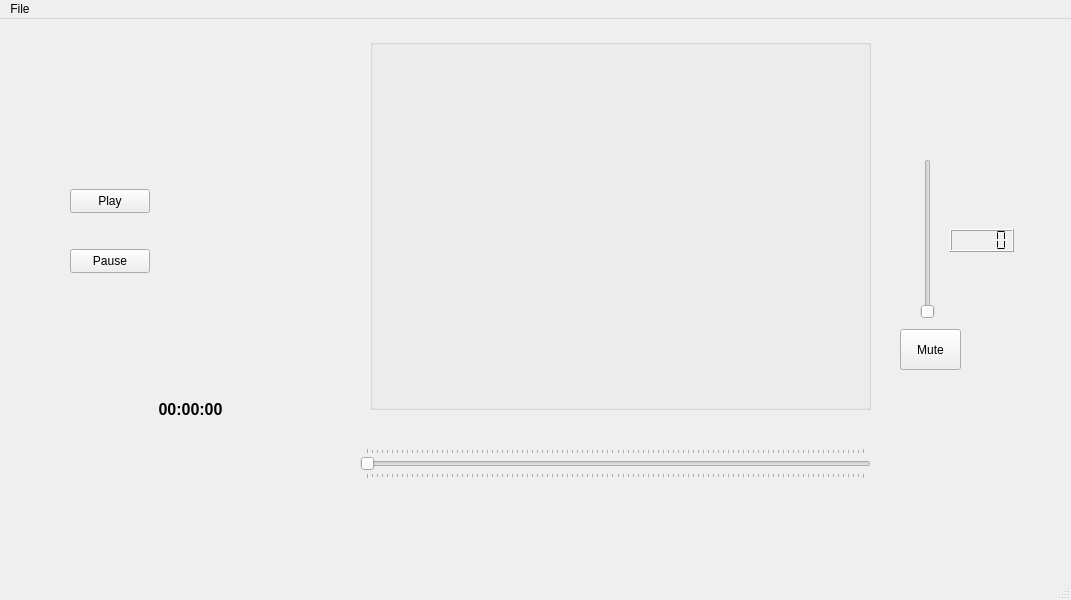
maksPodstawski/qt-video-editor, file mainwindow.ui: the form before one commit.
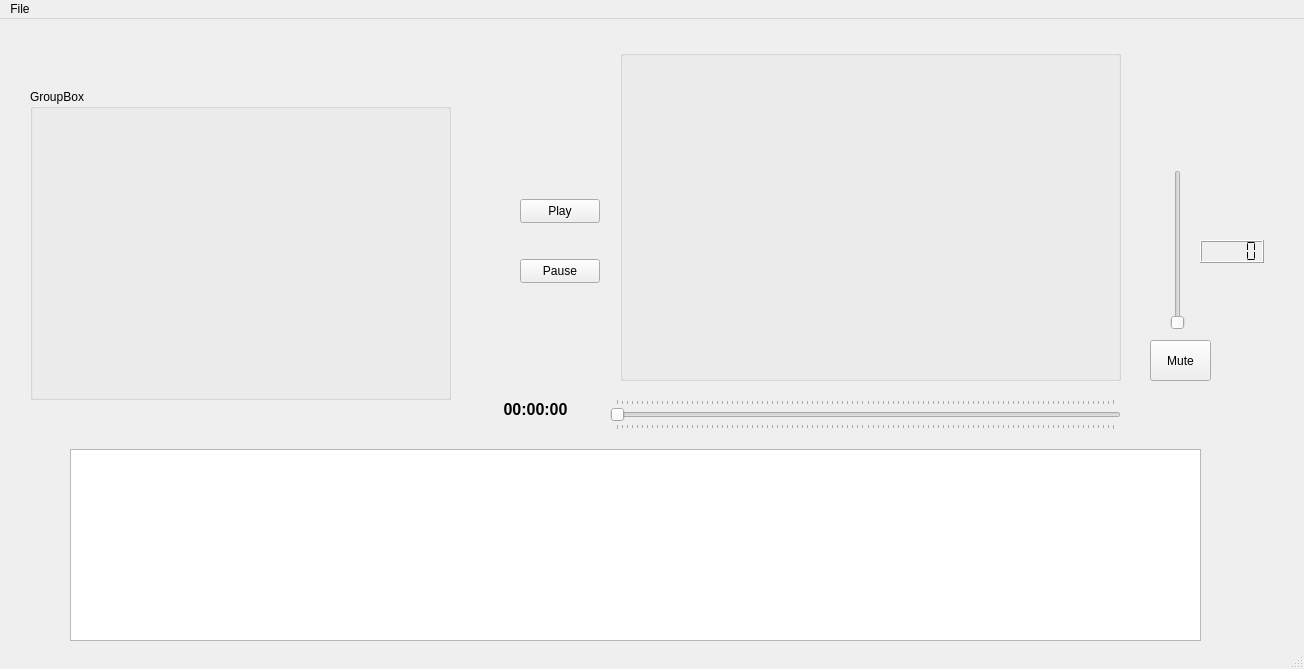
The form after the commit.

Commit message: adding timeline and videos import

Diff of the .ui file:
```diff
--- a/mainwindow.ui
+++ b/mainwindow.ui
@@ -6,8 +6,8 @@
    <rect>
     <x>0</x>
     <y>0</y>
-    <width>1071</width>
-    <height>600</height>
+    <width>1304</width>
+    <height>669</height>
    </rect>
   </property>
   <property name="windowTitle">
@@ -17,10 +17,10 @@
    <widget class="QGroupBox" name="groupBoxVideo">
     <property name="geometry">
      <rect>
-      <x>370</x>
-      <y>20</y>
+      <x>620</x>
+      <y>31</y>
       <width>501</width>
-      <height>371</height>
+      <height>331</height>
      </rect>
     </property>
     <property name="title">
@@ -30,8 +30,8 @@
    <widget class="QSlider" name="volumeChangeSlider">
     <property name="geometry">
      <rect>
-      <x>920</x>
-      <y>140</y>
+      <x>1170</x>
+      <y>151</y>
       <width>16</width>
       <height>160</height>
      </rect>
@@ -43,8 +43,8 @@
    <widget class="QPushButton" name="playButton">
     <property name="geometry">
      <rect>
-      <x>70</x>
-      <y>170</y>
+      <x>520</x>
+      <y>180</y>
       <width>80</width>
       <height>24</height>
      </rect>
@@ -56,8 +56,8 @@
    <widget class="QPushButton" name="muteButton">
     <property name="geometry">
      <rect>
-      <x>900</x>
-      <y>310</y>
+      <x>1150</x>
+      <y>321</y>
       <width>61</width>
       <height>41</height>
      </rect>
@@ -69,8 +69,8 @@
    <widget class="QLCDNumber" name="volumeLCD">
     <property name="geometry">
      <rect>
-      <x>950</x>
-      <y>210</y>
+      <x>1200</x>
+      <y>221</y>
       <width>64</width>
       <height>23</height>
      </rect>
@@ -82,8 +82,8 @@
    <widget class="QPushButton" name="pauseButton">
     <property name="geometry">
      <rect>
-      <x>70</x>
-      <y>230</y>
+      <x>520</x>
+      <y>240</y>
       <width>80</width>
       <height>24</height>
      </rect>
@@ -95,9 +95,9 @@
    <widget class="QLabel" name="timeLabel">
     <property name="geometry">
      <rect>
-      <x>110</x>
+      <x>470</x>
       <y>380</y>
-      <width>161</width>
+      <width>131</width>
       <height>21</height>
      </rect>
     </property>
@@ -117,8 +117,8 @@
    <widget class="QSlider" name="previewVideoTimeSlider">
     <property name="geometry">
      <rect>
-      <x>360</x>
-      <y>429</y>
+      <x>610</x>
+      <y>380</y>
       <width>511</width>
       <height>31</height>
      </rect>
@@ -130,13 +130,36 @@
      <enum>QSlider::TickPosition::TicksBothSides</enum>
     </property>
    </widget>
+   <widget class="QGroupBox" name="groupBoxVideosTable">
+    <property name="geometry">
+     <rect>
+      <x>30</x>
+      <y>70</y>
+      <width>421</width>
+      <height>311</height>
+     </rect>
+    </property>
+    <property name="title">
+     <string>GroupBox</string>
+    </property>
+   </widget>
+   <widget class="QGraphicsView" name="graphicsViewTimeLine">
+    <property name="geometry">
+     <rect>
+      <x>70</x>
+      <y>430</y>
+      <width>1131</width>
+      <height>192</height>
+     </rect>
+    </property>
+   </widget>
   </widget>
   <widget class="QMenuBar" name="menubar">
    <property name="geometry">
     <rect>
      <x>0</x>
      <y>0</y>
-     <width>1071</width>
+     <width>1304</width>
      <height>21</height>
     </rect>
    </property>
```
Left out of the diff: 2 changed lines with no effect on the pictures. The commit also changes 11 other files.
